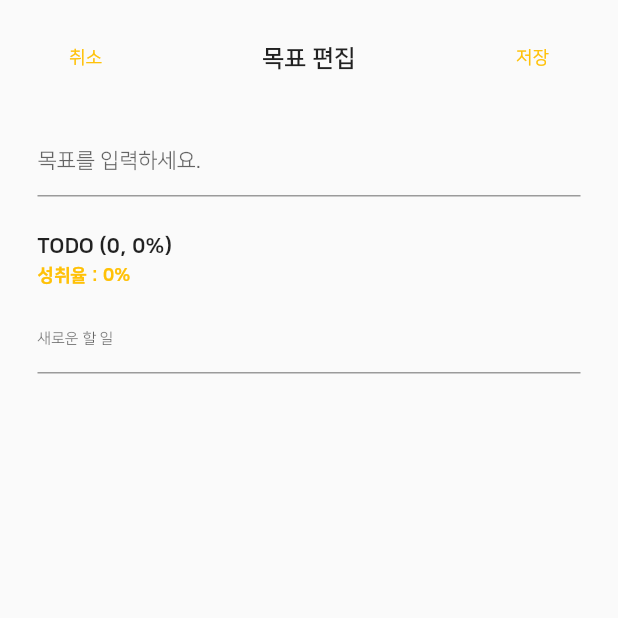
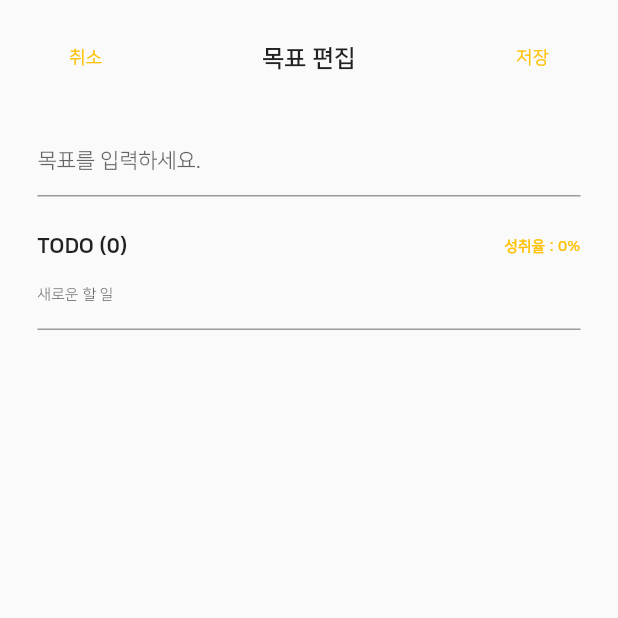
Before and after one commit to hyejin-1010/MandalArt, a Flutter app: the EditSheet screen opened directly with empty values, on a phone screen of 412 x 824 dp, the top half of it. Run offline on Flutter 3.47's test engine with Material 2 defaults, Android fonts, the phone set to English and light mode, and no system bars; our stand-ins replace fluttertoast, get, shared_preferences, sqflite; accounts and stored records are empty.

Commit message:
Style: TodoList component

```diff
--- a/lib/components/todo_list.dart
+++ b/lib/components/todo_list.dart
@@ -28,6 +28,36 @@ class _TodoListState extends State<TodoList> {
   final Map<int, FocusNode> _editFocusNode = {};
   TodoModel? _focusTodo;
 
+  Widget _buildTodoItemContent(TodoModel todo) {
+    bool isFocus = _focusTodo?.id == todo.id;
+    return GestureDetector(
+      onTap: isFocus ? null : () => _clickMoreButton(todo),
+      child: Row(
+        children: <Widget>[
+          Expanded(
+            child: isFocus ? FocusScope(child: Focus(
+              onFocusChange: (bool focus) => _onFocusChange(todo, focus),
+              child: TextField(
+                controller: _editTodoController[todo.id],
+                focusNode: _editFocusNode[todo.id],
+                onSubmitted: (_) => _doneEditTodo(),
+                style: TextStyle(fontSize: CommonTheme.xSmall),
+              ),
+            )) : Text(
+              todo.content,
+              style: TextStyle(fontSize: CommonTheme.xSmall),
+            ),
+          ),
+          Icon(
+            Icons.more_vert,
+            size: CommonTheme.medium,
+            color: Colors.grey,
+          ),
+        ],
+      ),
+    );
+  }
+
   Widget _buildTodoItem(int index) {
     TodoModel todo = widget.todos[index];
     return Container(
@@ -42,26 +72,33 @@ class _TodoListState extends State<TodoList> {
             ),
           ),
           const SizedBox(width: 15.0),
-          Expanded(
-            child: _focusTodo?.id == todo.id
-              ? FocusScope(child: Focus(
-                onFocusChange: (bool focus) => _onFocusChange(todo, focus),
-                child: TextField(
-                  controller: _editTodoController[todo.id],
-                  focusNode: _editFocusNode[todo.id],
-                  onSubmitted: (_) => _doneEditTodo(),
-                  style: TextStyle(fontSize: CommonTheme.xSmall),
-                ),
-              )) : Text(
-                todo.content,
-                style: TextStyle(fontSize: CommonTheme.xSmall),
-              ),
-          ),
-          IconButton(
-            onPressed: () => _clickMoreButton(todo),
-            icon: Icon(Icons.more_vert),
-            iconSize: CommonTheme.medium,
-            color: Colors.grey,
+          Expanded(child: _buildTodoItemContent(todo)),
+        ],
+      ),
+    );
+  }
+
+  Widget _buildTodoHeader() {
+    int doneTodoCount = widget.todos.where((todo) => todo.isDone).length;
+    int percentage = widget.todos.length == 0 ? 0 : ((doneTodoCount / widget.todos.length) * 100).toInt();
+
+    return Container(
+      margin: const EdgeInsets.only(top: 25.0),
+      child: Row(
+        children: <Widget>[
+          Expanded(child: Text(
+              'TODO (${widget.todos.length})',
+              style: TextStyle(
+                fontWeight: FontWeight.w900,
+                fontSize: CommonTheme.medium,
+              ))),
+          Text(
+            '성취율 : $percentage%',
+            style: TextStyle(
+              fontWeight: FontWeight.w700,
+              fontSize: CommonTheme.xSmall,
+              color: Theme.of(context).primaryColor,
+            ),
           ),
         ],
       ),
@@ -70,40 +107,16 @@ class _TodoListState extends State<TodoList> {
 
   @override
   Widget build(BuildContext context) {
-    int doneTodoCount = widget.todos.where((todo) => todo.isDone).length;
-    int percentage = widget.todos.length == 0 ? 0 : ((doneTodoCount / widget.todos.length) * 100).toInt();
-
     return Column(
       children: <Widget>[
-        Container(
-          margin: const EdgeInsets.only(top: 25.0),
-          alignment: Alignment.topLeft,
-          child: Text(
-            'TODO (${widget.todos.length}, $percentage%)',
-            style: TextStyle(
-              fontWeight: FontWeight.w900,
-              fontSize: CommonTheme.medium,
-            ),
-          ),
-        ),
-        Container(
-          margin: const EdgeInsets.only(top: 5.0, bottom: 10.0),
-          alignment: Alignment.topLeft,
-          child: Text(
-            '성취율 : $percentage%',
-            style: TextStyle(
-              fontWeight: FontWeight.w800,
-              fontSize: CommonTheme.small,
-              color: Theme.of(context).primaryColor,
-            ),
-          ),
-        ),
+        _buildTodoHeader(),
         TextField(
           controller: _todoEditingController,
           decoration: InputDecoration(hintText: '새로운 할 일'),
           style: TextStyle(fontSize: CommonTheme.xSmall),
           onSubmitted: _createTodo,
         ),
+        const SizedBox(height: 20.0),
         Expanded(
           child: ListView.separated(
             separatorBuilder: (_, __) => const Divider(),
```
